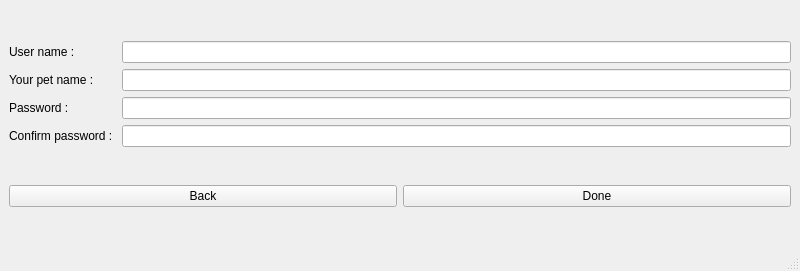
Qt form MusicPlayer/account/forgetpass.ui (roga134/MusicPlayerQT) before a commit.
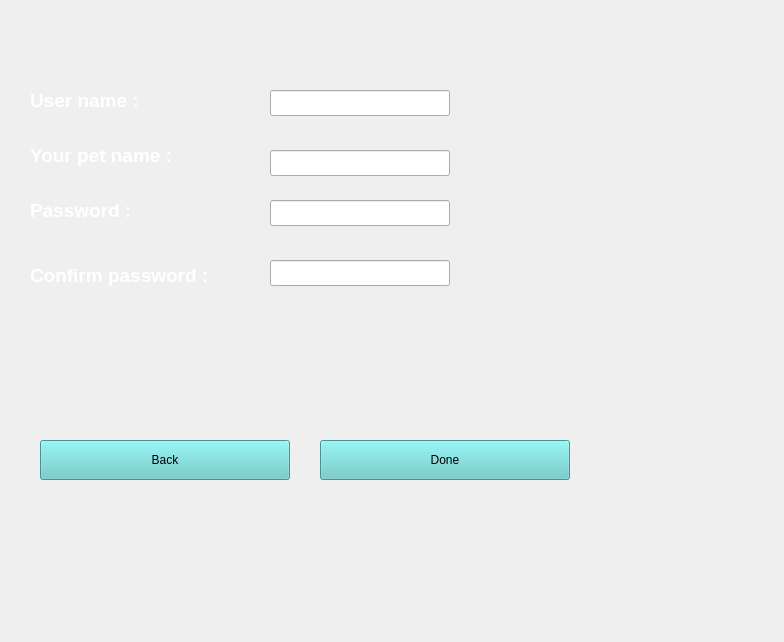
The same form after that commit.

Diff of the .ui file:
```diff
--- a/MusicPlayer/account/forgetpass.ui
+++ b/MusicPlayer/account/forgetpass.ui
@@ -6,88 +6,145 @@
    <rect>
     <x>0</x>
     <y>0</y>
-    <width>800</width>
-    <height>271</height>
+    <width>784</width>
+    <height>642</height>
    </rect>
   </property>
   <property name="windowTitle">
    <string>MainWindow</string>
   </property>
   <widget class="QWidget" name="centralwidget">
-   <layout class="QVBoxLayout" name="verticalLayout">
-    <item>
-     <layout class="QGridLayout" name="gridLayout">
-      <item row="3" column="0">
-       <widget class="QLabel" name="label_pass">
-        <property name="text">
-         <string>Password :</string>
-        </property>
-       </widget>
-      </item>
-      <item row="0" column="1">
-       <widget class="QLineEdit" name="lineEdit_username"/>
-      </item>
-      <item row="2" column="0">
-       <widget class="QLabel" name="label_secure">
-        <property name="text">
-         <string>Your pet name :</string>
-        </property>
-       </widget>
-      </item>
-      <item row="3" column="1">
-       <widget class="QLineEdit" name="lineEdit_Pass">
-        <property name="echoMode">
-         <enum>QLineEdit::Password</enum>
-        </property>
-       </widget>
-      </item>
-      <item row="0" column="0">
-       <widget class="QLabel" name="label_username">
-        <property name="text">
-         <string>User name :</string>
-        </property>
-       </widget>
-      </item>
-      <item row="2" column="1">
-       <widget class="QLineEdit" name="lineEdit_secure"/>
-      </item>
-      <item row="4" column="0">
-       <widget class="QLabel" name="label_confpass">
-        <property name="text">
-         <string>Confirm password : </string>
-        </property>
-       </widget>
-      </item>
-      <item row="4" column="1">
-       <widget class="QLineEdit" name="lineEdit_confPass">
-        <property name="echoMode">
-         <enum>QLineEdit::Password</enum>
-        </property>
-       </widget>
-      </item>
-     </layout>
-    </item>
-    <item>
-     <layout class="QHBoxLayout" name="horizontalLayout">
-      <item>
-       <widget class="QPushButton" name="pushButton_back">
-        <property name="text">
-         <string>Back</string>
-        </property>
-       </widget>
-      </item>
-      <item>
-       <widget class="QPushButton" name="pushButton_Done">
-        <property name="text">
-         <string>Done</string>
-        </property>
-       </widget>
-      </item>
-     </layout>
-    </item>
-   </layout>
+   <widget class="QPushButton" name="pushButton_back">
+    <property name="geometry">
+     <rect>
+      <x>40</x>
+      <y>440</y>
+      <width>250</width>
+      <height>40</height>
+     </rect>
+    </property>
+    <property name="styleSheet">
+     <string notr="true">background-color: rgb(100, 203, 203);</string>
+    </property>
+    <property name="text">
+     <string>Back</string>
+    </property>
+   </widget>
+   <widget class="QPushButton" name="pushButton_Done">
+    <property name="geometry">
+     <rect>
+      <x>320</x>
+      <y>440</y>
+      <width>250</width>
+      <height>40</height>
+     </rect>
+    </property>
+    <property name="styleSheet">
+     <string notr="true">background-color: rgb(100, 203, 203);</string>
+    </property>
+    <property name="text">
+     <string>Done</string>
+    </property>
+   </widget>
+   <widget class="QLabel" name="label_confpass">
+    <property name="geometry">
+     <rect>
+      <x>30</x>
+      <y>250</y>
+      <width>241</width>
+      <height>51</height>
+     </rect>
+    </property>
+    <property name="text">
+     <string>&lt;html&gt;&lt;head/&gt;&lt;body&gt;&lt;p&gt;&lt;span style=&quot; font-size:14pt; font-weight:700; color:#ffffff;&quot;&gt;Confirm password : &lt;/span&gt;&lt;/p&gt;&lt;/body&gt;&lt;/html&gt;</string>
+    </property>
+   </widget>
+   <widget class="QLabel" name="label_pass">
+    <property name="geometry">
+     <rect>
+      <x>30</x>
+      <y>190</y>
+      <width>161</width>
+      <height>41</height>
+     </rect>
+    </property>
+    <property name="text">
+     <string>&lt;html&gt;&lt;head/&gt;&lt;body&gt;&lt;p&gt;&lt;span style=&quot; font-size:14pt; font-weight:700; color:#ffffff;&quot;&gt;Password :&lt;/span&gt;&lt;/p&gt;&lt;/body&gt;&lt;/html&gt;</string>
+    </property>
+   </widget>
+   <widget class="QLabel" name="label_username">
+    <property name="geometry">
+     <rect>
+      <x>30</x>
+      <y>80</y>
+      <width>161</width>
+      <height>41</height>
+     </rect>
+    </property>
+    <property name="text">
+     <string>&lt;html&gt;&lt;head/&gt;&lt;body&gt;&lt;p&gt;&lt;span style=&quot; font-size:14pt; font-weight:700; color:#ffffff;&quot;&gt;User name :&lt;/span&gt;&lt;/p&gt;&lt;/body&gt;&lt;/html&gt;</string>
+    </property>
+   </widget>
+   <widget class="QLineEdit" name="lineEdit_confPass">
+    <property name="geometry">
+     <rect>
+      <x>270</x>
+      <y>260</y>
+      <width>180</width>
+      <height>26</height>
+     </rect>
+    </property>
+    <property name="echoMode">
+     <enum>QLineEdit::Normal</enum>
+    </property>
+   </widget>
+   <widget class="QLineEdit" name="lineEdit_username">
+    <property name="geometry">
+     <rect>
+      <x>270</x>
+      <y>90</y>
+      <width>180</width>
+      <height>26</height>
+     </rect>
+    </property>
+   </widget>
+   <widget class="QLabel" name="label_secure">
+    <property name="geometry">
+     <rect>
+      <x>30</x>
+      <y>130</y>
+      <width>181</width>
+      <height>51</height>
+     </rect>
+    </property>
+    <property name="text">
+     <string>&lt;html&gt;&lt;head/&gt;&lt;body&gt;&lt;p&gt;&lt;span style=&quot; font-size:14pt; font-weight:700; color:#ffffff;&quot;&gt;Your pet name :&lt;/span&gt;&lt;/p&gt;&lt;/body&gt;&lt;/html&gt;</string>
+    </property>
+   </widget>
+   <widget class="QLineEdit" name="lineEdit_secure">
+    <property name="geometry">
+     <rect>
+      <x>270</x>
+      <y>150</y>
+      <width>180</width>
+      <height>26</height>
+     </rect>
+    </property>
+   </widget>
+   <widget class="QLineEdit" name="lineEdit_Pass">
+    <property name="geometry">
+     <rect>
+      <x>270</x>
+      <y>200</y>
+      <width>180</width>
+      <height>26</height>
+     </rect>
+    </property>
+    <property name="echoMode">
+     <enum>QLineEdit::Normal</enum>
+    </property>
+   </widget>
   </widget>
-  <widget class="QStatusBar" name="statusbar"/>
  </widget>
  <resources/>
  <connections/>
```
